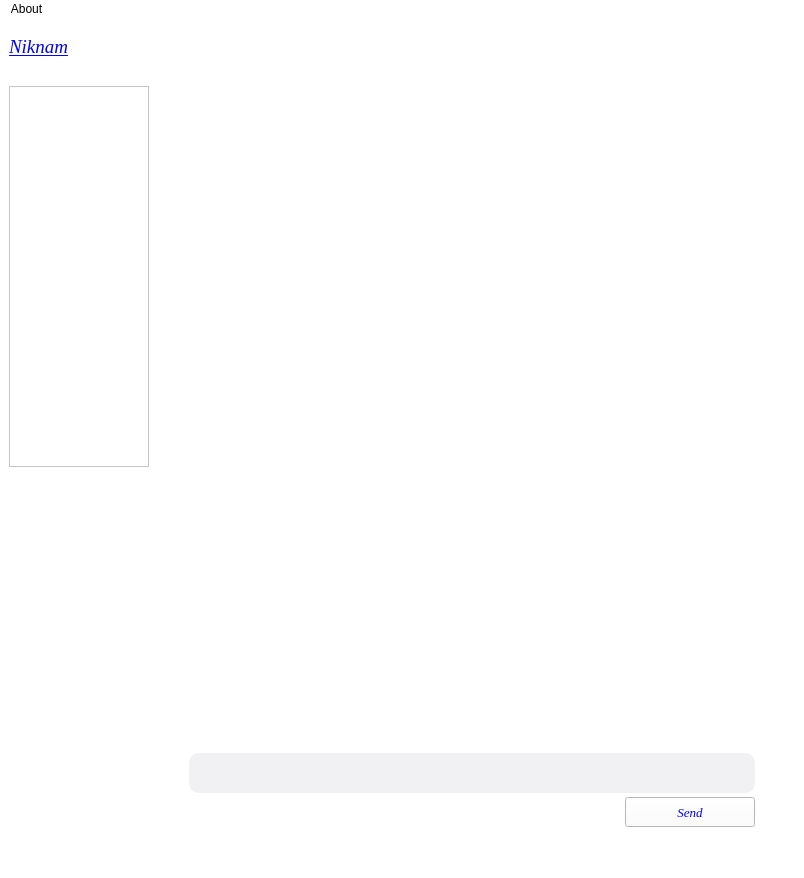
Above: QTClient/Ui/mainwindow.ui from icarazob/TCPVideoChatQT before the change. Below: the same form after it.
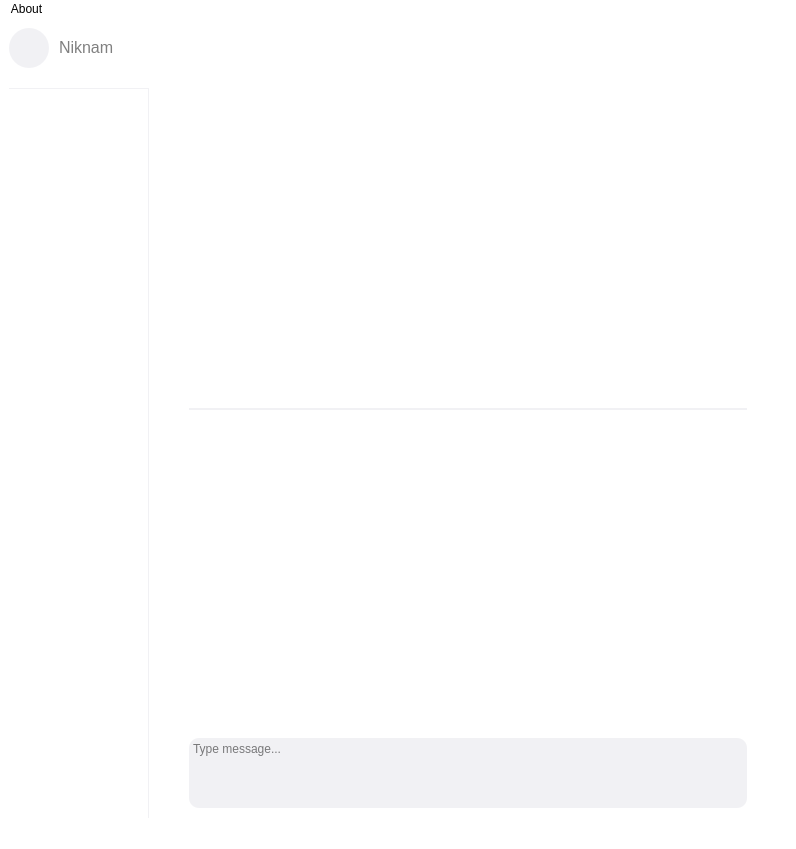
That is the form after the change. Icons and pictures are not drawn.

Diff of the .ui file:
```diff
--- a/QTClient/Ui/mainwindow.ui
+++ b/QTClient/Ui/mainwindow.ui
@@ -6,8 +6,8 @@
    <rect>
     <x>0</x>
     <y>0</y>
-    <width>804</width>
-    <height>878</height>
+    <width>796</width>
+    <height>849</height>
    </rect>
   </property>
   <property name="minimumSize">
@@ -48,22 +48,69 @@
       </property>
       <item>
        <layout class="QHBoxLayout" name="horizontalLayout_7">
+        <item>
+         <widget class="QLabel" name="imageLabel">
+          <property name="minimumSize">
+           <size>
+            <width>40</width>
+            <height>40</height>
+           </size>
+          </property>
+          <property name="maximumSize">
+           <size>
+            <width>0</width>
+            <height>40</height>
+           </size>
+          </property>
+          <property name="baseSize">
+           <size>
+            <width>50</width>
+            <height>40</height>
+           </size>
+          </property>
+          <property name="styleSheet">
+           <string notr="true">border-radius: 20px;
+background: #F1F1F4;
+text-transform: uppercase;
+font-size: 22px;</string>
+          </property>
+          <property name="text">
+           <string/>
+          </property>
+          <property name="alignment">
+           <set>Qt::AlignCenter</set>
+          </property>
+         </widget>
+        </item>
         <item>
          <widget class="QLabel" name="nameLabel">
+          <property name="minimumSize">
+           <size>
+            <width>0</width>
+            <height>40</height>
+           </size>
+          </property>
+          <property name="maximumSize">
+           <size>
+            <width>16777215</width>
+            <height>40</height>
+           </size>
+          </property>
           <property name="font">
            <font>
-            <family>Times New Roman</family>
-            <pointsize>14</pointsize>
+            <pointsize>-1</pointsize>
             <weight>75</weight>
-            <italic>true</italic>
             <bold>true</bold>
            </font>
           </property>
           <property name="styleSheet">
-           <string notr="true">color: rgb(0, 0, 255);</string>
+           <string notr="true">color: gray;
+font-weight: bold;
+font-size: 16px;
+</string>
           </property>
           <property name="text">
-           <string>&lt;html&gt;&lt;head/&gt;&lt;body&gt;&lt;p&gt;&lt;span style=&quot; font-weight:400; text-decoration: underline;&quot;&gt;Niknam&lt;/span&gt;&lt;/p&gt;&lt;/body&gt;&lt;/html&gt;</string>
+           <string>&lt;html&gt;&lt;head/&gt;&lt;body&gt;&lt;p&gt;&lt;span style=&quot; font-weight:400;&quot;&gt;Niknam&lt;/span&gt;&lt;/p&gt;&lt;/body&gt;&lt;/html&gt;</string>
           </property>
          </widget>
         </item>
@@ -100,6 +147,12 @@
           </item>
           <item>
            <widget class="QPushButton" name="videoButton">
+            <property name="styleSheet">
+             <string notr="true">QPushButton:hover{
+border: 2px solid #F1F1F4;
+}
+</string>
+            </property>
             <property name="text">
              <string/>
             </property>
@@ -133,6 +186,11 @@
               <height>38</height>
              </size>
             </property>
+            <property name="styleSheet">
+             <string notr="true">QPushButton:hover{
+border: 2px solid #F1F1F4;
+}</string>
+            </property>
             <property name="text">
              <string/>
             </property>
@@ -152,6 +210,11 @@
             <property name="enabled">
              <bool>false</bool>
             </property>
+            <property name="styleSheet">
+             <string notr="true">QPushButton:hover{
+border: 2px solid #F1F1F4;
+}</string>
+            </property>
             <property name="text">
              <string/>
             </property>
@@ -176,6 +239,11 @@
             <property name="enabled">
              <bool>true</bool>
             </property>
+            <property name="styleSheet">
+             <string notr="true">QPushButton:hover{
+border: 2px solid #F1F1F4;
+}</string>
+            </property>
             <property name="text">
              <string/>
             </property>
@@ -257,26 +325,13 @@
                </size>
               </property>
               <property name="styleSheet">
-               <string notr="true">background-color: rgb(255, 255, 255);</string>
+               <string notr="true">background-color: rgb(255, 255, 255);
+border-right: 1px solid #F1F1F4;
+border-top: 1px solid #F1F1F4;
+</string>
               </property>
              </widget>
             </item>
-            <item>
-             <spacer name="verticalSpacer_2">
-              <property name="orientation">
-               <enum>Qt::Vertical</enum>
-              </property>
-              <property name="sizeType">
-               <enum>QSizePolicy::Expanding</enum>
-              </property>
-              <property name="sizeHint" stdset="0">
-               <size>
-                <width>20</width>
-                <height>20</height>
-               </size>
-              </property>
-             </spacer>
-            </item>
            </layout>
           </item>
          </layout>
@@ -306,7 +361,7 @@
                <enum>Qt::Horizontal</enum>
               </property>
               <property name="sizeType">
-               <enum>QSizePolicy::Expanding</enum>
+               <enum>QSizePolicy::Minimum</enum>
               </property>
               <property name="sizeHint" stdset="0">
                <size>
@@ -356,7 +411,7 @@
                <enum>Qt::Horizontal</enum>
               </property>
               <property name="sizeType">
-               <enum>QSizePolicy::Expanding</enum>
+               <enum>QSizePolicy::Minimum</enum>
               </property>
               <property name="sizeHint" stdset="0">
                <size>
@@ -401,12 +456,11 @@
                </size>
               </property>
               <property name="styleSheet">
-               <string notr="true">QListWidget{
-border: 0px solid black;
-background-color: #fff;
-}
-
-</string>
+               <string notr="true">QListWidget{border: 0px;
+		background: #fff;
+		padding-bottom: 20px;
+		border-top: 2px solid #F1F1F4;
+}</string>
               </property>
               <property name="horizontalScrollBarPolicy">
                <enum>Qt::ScrollBarAlwaysOff</enum>
@@ -458,17 +512,23 @@
                <number>4</number>
               </property>
               <item>
-               <widget class="QPlainTextEdit" name="plainTextForSend">
+               <widget class="QTextEdit" name="plainTextForSend">
                 <property name="minimumSize">
                  <size>
                   <width>480</width>
-                  <height>40</height>
+                  <height>70</height>
                  </size>
                 </property>
                 <property name="maximumSize">
                  <size>
                   <width>16777215</width>
-                  <height>40</height>
+                  <height>70</height>
+                 </size>
+                </property>
+                <property name="baseSize">
+                 <size>
+                  <width>480</width>
+                  <height>70</height>
                  </size>
                 </property>
                 <property name="font">
@@ -478,86 +538,37 @@
                   <bold>false</bold>
                  </font>
                 </property>
+                <property name="autoFillBackground">
+                 <bool>false</bool>
+                </property>
                 <property name="styleSheet">
                  <string notr="true">background-color: #F1F1F4;
 border-color: rgb(0, 0, 255);
 border-radius: 10px;</string>
                 </property>
-                <property name="backgroundVisible">
-                 <bool>false</bool>
+                <property name="horizontalScrollBarPolicy">
+                 <enum>Qt::ScrollBarAlwaysOff</enum>
+                </property>
+                <property name="placeholderText">
+                 <string>Type message...</string>
                 </property>
                </widget>
               </item>
               <item>
-               <layout class="QVBoxLayout" name="verticalLayout_8">
-                <item>
-                 <layout class="QVBoxLayout" name="verticalLayout_2">
-                  <item>
-                   <layout class="QHBoxLayout" name="horizontalLayout_3">
-                    <item>
-                     <spacer name="horizontalSpacer_2">
-                      <property name="orientation">
-                       <enum>Qt::Horizontal</enum>
-                      </property>
-                      <property name="sizeHint" stdset="0">
-                       <size>
-                        <width>40</width>
-                        <height>20</height>
-                       </size>
-                      </property>
-                     </spacer>
-                    </item>
-                    <item>
-                     <widget class="QPushButton" name="sendButton">
-                      <property name="minimumSize">
-                       <size>
-                        <width>130</width>
-                        <height>30</height>
-                       </size>
-                      </property>
-                      <property name="font">
-                       <font>
-                        <family>Times New Roman</family>
-                        <pointsize>10</pointsize>
-                        <weight>50</weight>
-                        <italic>true</italic>
-                        <bold>false</bold>
-                       </font>
-                      </property>
-                      <property name="autoFillBackground">
-                       <bool>false</bool>
-                      </property>
-                      <property name="styleSheet">
-                       <string notr="true">
-color: rgb(0, 0, 255);
-font: italic 10pt &quot;Times New Roman&quot;;</string>
-                      </property>
-                      <property name="text">
-                       <string>Send</string>
-                      </property>
-                     </widget>
-                    </item>
-                   </layout>
-                  </item>
-                  <item>
-                   <spacer name="verticalSpacer_3">
-                    <property name="orientation">
-                     <enum>Qt::Vertical</enum>
-                    </property>
-                    <property name="sizeType">
-                     <enum>QSizePolicy::Fixed</enum>
-                    </property>
-                    <property name="sizeHint" stdset="0">
-                     <size>
-                      <width>20</width>
-                      <height>20</height>
-                     </size>
-                    </property>
-                   </spacer>
-                  </item>
-                 </layout>
-                </item>
-               </layout>
+               <spacer name="verticalSpacer">
+                <property name="orientation">
+                 <enum>Qt::Vertical</enum>
+                </property>
+                <property name="sizeType">
+                 <enum>QSizePolicy::Fixed</enum>
+                </property>
+                <property name="sizeHint" stdset="0">
+                 <size>
+                  <width>20</width>
+                  <height>10</height>
+                 </size>
+                </property>
+               </spacer>
               </item>
              </layout>
             </item>
@@ -593,7 +604,7 @@
     <rect>
      <x>0</x>
      <y>0</y>
-     <width>804</width>
+     <width>796</width>
      <height>21</height>
     </rect>
    </property>
```
